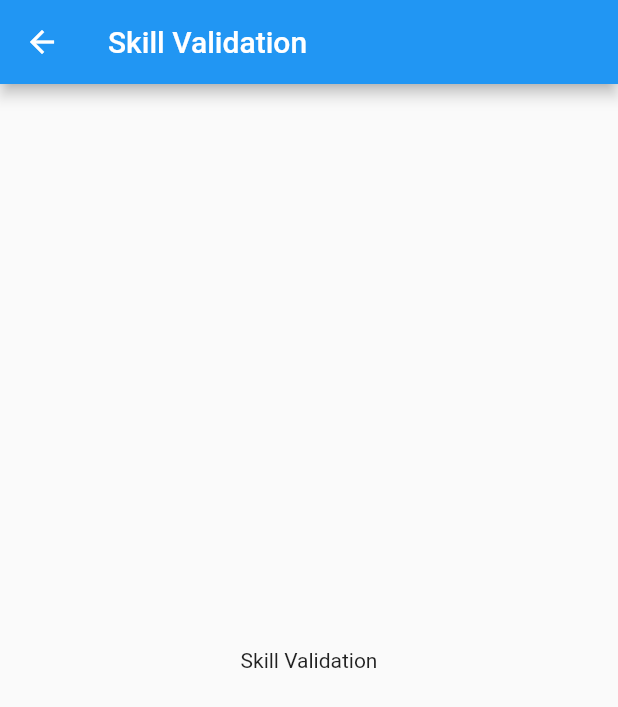
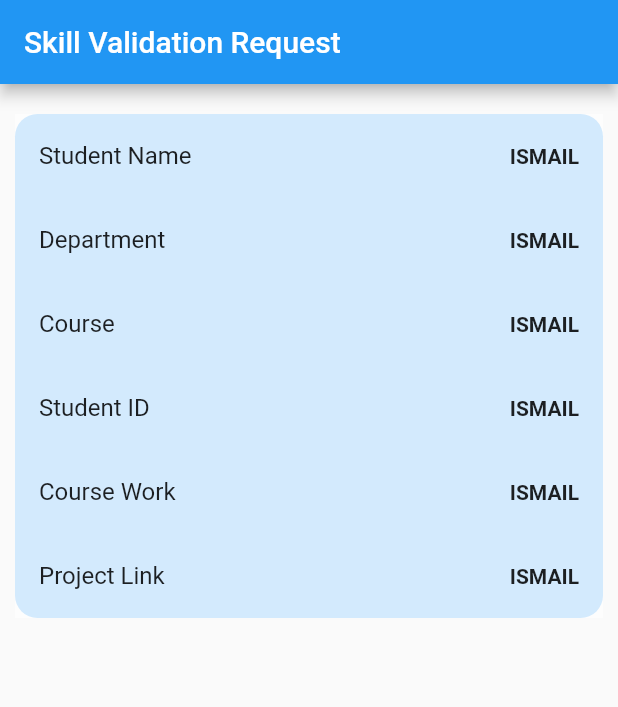
Before and after one commit to IsmailSepon/graduate_skill_sets, a Flutter app: the SkillValidation screen opened by its route, on a phone screen of 412 x 824 dp. Shown: the top 707 px of the screen. Run offline on Flutter 3.47's test engine with Material 2 defaults, Android fonts, the light colour scheme and no system bars; our stand-ins replace cloud_firestore, equatable, firebase_auth, firebase_core, firebase_database, firebase_dynamic_links and 6 more; missing offline and left inert: dcdg, flutter_email_sender; accounts and stored records are empty.

Commit message:
Skill details

```diff
--- a/lib/auth/model/student_auth_mode/student_auth_model.dart
+++ b/lib/auth/model/student_auth_mode/student_auth_model.dart
@@ -20,4 +20,18 @@ class StudentAuthModel extends Equatable{
 
   @override
   List<Object?> get props => [name, email, dateOfBirth, university, department, studentId, courseName, password];
+
+  static fromSnapshot(DocumentSnapshot<Map<String, dynamic>> value) {
+    return StudentAuthModel(
+      value.data()!['email'],
+      value.data()!['name'],
+      value.data()!['dateOfBirth'],
+      // University.fromSnapshot(value.data()!['university']),
+      const University(name: '', id: ''),
+      value.data()!['department'],
+      value.data()!['studentId'],
+      value.data()!['courseName'],
+      value.data()!['password'],
+    );
+  }
 }
--- a/lib/component/animated_list_tile.dart
+++ b/lib/component/animated_list_tile.dart
@@ -54,6 +54,7 @@ class AnimatedListTile extends StatelessWidget {
             borderRadius: borderRadiusCache,
             onTap: onTap,
             child: ListTile(
+              tileColor: Colors.white60,
               contentPadding: contentPadding,
               textColor: textColor,
               iconColor: iconColor,
--- /dev/null
+++ b/lib/dashboard/validation/bloc/validation_cubit.dart
@@ -0,0 +1,38 @@
+
+import 'package:flutter_bloc/flutter_bloc.dart';
+import 'package:gp/dashboard/validation/bloc/validation_state.dart';
+import '../../../firestore/firestore_services.dart';
+import '../../skill/model/skill.dart';
+import '../model/student.dart';
+
+class ValidationCubit extends Cubit<ValidationState> {
+
+  final String? skillID;
+  final String? studentID;
+
+
+  ValidationCubit({required this.skillID, required this.studentID}): super(ValidationState.initial()){
+    fetchStudentSkillData(studentID!, skillID!);
+  }
+
+  void updateSinglePropertyOnState(String key, dynamic value) {
+    emit(state.copySingleProperty(key, value));
+    // emit(state.copyWith(name: value));
+  }
+
+  Future<void> fetchStudentSkillData(String studentID, String skillID) async {
+
+    FireStoreService fireStoreService = FireStoreService();
+    fireStoreService.getStudentDetails(studentID);
+
+    Student student = await fireStoreService.getStudentDetails(studentID);
+    emit(state.copySingleProperty('student', student));
+       print('student name: ${student.name}');
+
+    Skill skill = await  fireStoreService.getSkillDetails(studentID, skillID);
+    emit(state.copySingleProperty('skill', skill));
+       print('skill details name: ${skill.name}');
+
+  }
+
+}
--- /dev/null
+++ b/lib/dashboard/validation/bloc/validation_state.dart
@@ -0,0 +1,48 @@
+import 'package:equatable/equatable.dart';
+
+import '../../skill/model/skill.dart';
+import '../model/student.dart';
+
+class ValidationState extends Equatable {
+  final String rating;
+  final bool isLoading;
+  final Student student;
+  final Skill skill;
+
+  ValidationState({
+    Student? student,
+    Skill? skill,
+    this.rating = '',
+    this.isLoading = false,
+  })  : student = student ?? Student.empty,
+        skill = skill ?? Skill.empty;
+
+  @override
+  List<Object?> get props => [rating, isLoading];
+
+  factory ValidationState.initial() {
+    return ValidationState();
+  }
+
+  get _toMap => {
+        'rating': rating,
+        'isLoading': isLoading,
+        'student': student,
+        'skill': skill,
+      };
+
+  get status => null;
+
+  // get isLoading => isLoading;
+
+  ValidationState copySingleProperty(String key, value) {
+    var newMap = _toMap;
+    newMap[key] = value;
+    return ValidationState(
+      rating: newMap['rating'],
+      isLoading: newMap['isLoading'],
+      student: newMap['student'],
+      skill: newMap['skill']
+    );
+  }
+}
--- /dev/null
+++ b/lib/dashboard/validation/model/student.dart
@@ -0,0 +1,30 @@
+import 'package:cloud_firestore/cloud_firestore.dart';
+import 'package:equatable/equatable.dart';
+
+class Student extends Equatable{
+  final String email;
+  final String name;
+  final String department;
+
+
+
+  const Student({
+    required this.email,
+    required this.name,
+    required this.department,
+  });
+
+  @override
+  // TODO: implement props
+  List<Object?> get props => [email, name, department];
+
+  static Student get empty => const Student(email: '', name: '', department: '');
+
+  static fromSnapshot(DocumentSnapshot<Map<String, dynamic>> value) {
+    return Student(
+      email: value.data()!['email'],
+      name: value.data()!['name'],
+      department: value.data()!['department'],
+    );
+  }
+}
--- a/lib/dashboard/validation/skill_validation.dart
+++ b/lib/dashboard/validation/skill_validation.dart
@@ -1,19 +1,107 @@
-import 'package:flutter/cupertino.dart';
 import 'package:flutter/material.dart';
+import 'package:flutter_bloc/flutter_bloc.dart';
+import 'package:gp/dashboard/validation/bloc/validation_state.dart';
 
-class SkillValidation extends StatelessWidget{
-  const SkillValidation({super.key});
+import '../../component/animated_list_tile.dart';
+import '../../component/list_tile_border_radius.dart';
+import '../skill/model/skill.dart';
+import 'bloc/validation_cubit.dart';
+
+class SkillValidation extends StatefulWidget {
+  final String? skillID;
+  final String? studentID;
+
+  const SkillValidation(
+      {super.key, required this.skillID, required this.studentID});
+
+  @override
+  State<SkillValidation> createState() => _SkillValidationState();
+}
+
+class _SkillValidationState extends State<SkillValidation> {
+
+  @override
+  void initState() {
+    super.initState();
+
+  }
+
 
   @override
   Widget build(BuildContext context) {
-    return Scaffold(
-      appBar: AppBar(
-        title: const Text('Skill Validation'),
-      ),
-      body: const Center(
-        child: Text('Skill Validation'),
-      ),
+    return BlocProvider(create: (context) => ValidationCubit(skillID: widget.skillID, studentID: widget.studentID),
+    child: BlocBuilder<ValidationCubit, ValidationState>(
+      builder: (context, state){
+        return Scaffold(
+          appBar: AppBar(
+            title: const Text('Skill Validation Request'),
+          ),
+          body: SingleChildScrollView(
+              child: Padding(
+                padding: const EdgeInsets.all(10.0),
+                child: Column(
+                  crossAxisAlignment: CrossAxisAlignment.center,
+                  mainAxisAlignment: MainAxisAlignment.center,
+// padding: const EdgeInsets.all(10.0),
+                  children: [
+                    const SizedBox(
+                      height: 10,
+                    ),
+                    AnimatedListTile(
+                      borderRadius: ListTileBorderRadius.onlyTop,
+                      title: const Text('Student Name'),
+                      trailing: const Text(
+                        'ISMAIL',
+                        style: TextStyle(fontWeight: FontWeight.bold),
+                      ),
+                    ),
+                    AnimatedListTile(
+                      borderRadius: ListTileBorderRadius.none,
+                      title: const Text('Department'),
+                      trailing: const Text(
+                        'ISMAIL',
+                        style: TextStyle(fontWeight: FontWeight.bold),
+                      ),
+                    ),
+                    AnimatedListTile(
+                      borderRadius: ListTileBorderRadius.none,
+                      title: const Text('Course'),
+                      trailing: const Text(
+                        'ISMAIL',
+                        style: TextStyle(fontWeight: FontWeight.bold),
+                      ),
+                    ),
+                    AnimatedListTile(
+                      borderRadius: ListTileBorderRadius.none,
+                      title: const Text('Student ID'),
+                      trailing: const Text(
+                        'ISMAIL',
+                        style: TextStyle(fontWeight: FontWeight.bold),
+                      ),
+                    ),
+                    AnimatedListTile(
+                      borderRadius: ListTileBorderRadius.none,
+                      title: const Text('Course Work'),
+                      trailing: const Text(
+                        'ISMAIL',
+                        style: TextStyle(fontWeight: FontWeight.bold),
+                      ),
+                    ),
+                    AnimatedListTile(
+                      borderRadius: ListTileBorderRadius.onlyBottom,
+                      title: const Text('Project Link'),
+                      trailing: const Text(
+                        'ISMAIL',
+                        style: TextStyle(fontWeight: FontWeight.bold),
+                      ),
+                    ),
+                  ],
+                ),
+              )),
+        );
+      }
+    ),
     );
+
   }
-
 }
--- a/lib/firebaseDynamicLink/firebase_fynamic_link_service.dart
+++ b/lib/firebaseDynamicLink/firebase_fynamic_link_service.dart
@@ -20,9 +20,6 @@ class FirebaseDynamicLinkService {
     );
 
     print('parameters: $parameters');
-    // final ShortDynamicLink shortLink = await dynamicLinks.buildShortLink(parameters);
-    //  final ShortDynamicLink shortLink = await dynamicLinks.buildShortLink(parameters);
-    //  var url = shortLink.shortUrl;
     var url = await dynamicLinks.buildLink(parameters);
     print('url: $url');
     return url.toString();
@@ -46,7 +43,8 @@ class FirebaseDynamicLinkService {
       print('skillID: $skillId');
 
 
-      context.go('/skillValidation');
+      context.go('/skillValidation/$studentId/$skillId');
+      // context.go('/skillValidation');
       //Navigator.of(context).pushNamed('/skillValidation');
       // context.go('/skillValidation');
 
--- a/lib/firestore/firestore_services.dart
+++ b/lib/firestore/firestore_services.dart
@@ -1,14 +1,16 @@
 import 'package:cloud_firestore/cloud_firestore.dart';
 import 'package:firebase_auth/firebase_auth.dart';
 import 'package:firebase_database/firebase_database.dart';
+import 'package:flutter/cupertino.dart';
 import 'package:gp/auth/model/department_model.dart';
+import 'package:gp/auth/model/student_auth_mode/student_auth_model.dart';
 import '../auth/model/university_model.dart';
 import '../dashboard/skill/model/skill.dart';
+import '../dashboard/validation/model/student.dart';
 
 class FireStoreService {
   final FirebaseDatabase database = FirebaseDatabase.instance;
   final FirebaseFirestore firestore = FirebaseFirestore.instance;
-
 
   addUniversity() {}
 
@@ -57,13 +59,24 @@ class FireStoreService {
       String courseLecturerMail,
       String additionalMessage,
       String courseWork,
-      String project, String courseLeaderName) {
-
-
+      String project,
+      String courseLeaderName) {
     final uid = FirebaseAuth.instance.currentUser!.uid;
 
-    Skill skill = Skill(courseName, 0, false, courseName, courseLeaderMail,
-        courseLecturerMail, additionalMessage, '', courseWork, '', project, '', courseLeaderName);
+    Skill skill = Skill(
+        courseName,
+        0,
+        false,
+        courseName,
+        courseLeaderMail,
+        courseLecturerMail,
+        additionalMessage,
+        '',
+        courseWork,
+        '',
+        project,
+        '',
+        courseLeaderName);
 
     CollectionReference departmentCollection =
         FirebaseFirestore.instance.collection('student');
@@ -72,4 +85,62 @@ class FireStoreService {
     return true;
     // stream: FirebaseFirestore.instance.collection('student').doc(uid).collection('skills').snapshots(),
   }
+
+  // Student getStudentDetails(String studentID) {
+  //   Student student = Student.empty;
+  //   firestore
+  //       .collection('student')
+  //       .doc(studentID)
+  //       .get()
+  //       .then((doc) => {
+  //             if (doc.exists)
+  //               {
+  //                 student = Student.fromSnapshot(doc),
+  //                 // Student.fromSnapshot(doc),
+  //               }
+  //             else
+  //               {print('Student document not found.')}
+  //           });
+  //
+  //   return student;
+  // }
+
+  Future<Student> getStudentDetails(String studentID) async {
+    Student student = Student.empty;
+
+    final doc = await firestore
+        .collection('student')
+        .doc(studentID)
+        .get();
+
+    if (doc.exists) {
+      student = Student.fromSnapshot(doc);
+    } else {
+      print('Student document not found.');
+    }
+
+    return student;
+  }
+
+  Future<Skill> getSkillDetails(String studentID, String skillID) async {
+    print('skillID: $skillID, studentID: $studentID');
+    Skill skill = Skill.empty;
+
+    final doc = await firestore
+        .collection('student')
+        .doc(studentID)
+        .collection('skills')
+        .doc(skillID)
+        .get();
+
+    if (doc.exists) {
+      skill = Skill.fromDocumentSnapshot(doc);
+      print('skill: $skill');
+    } else {
+      print('Skill document not found.');
+    }
+
+    return skill;
+  }
+
 }
--- a/lib/routes/app_routes.dart
+++ b/lib/routes/app_routes.dart
@@ -17,7 +17,8 @@ class AppRoutes {
         builder: (BuildContext context, GoRouterState state) {
           // Initialize dynamic links service within this route's builder
           FirebaseDynamicLinkService.initDynamicLinks(context);
-          return const Dashboard();
+          // return const Dashboard();
+          return const SkillValidation(skillID: "sX1I8wa2LxGorg8TRE8S", studentID: "rYgOCh9A3OfKjwAX2qsO6aTu5wG2");
         },
         routes: <RouteBase>[
           GoRoute(
@@ -39,9 +40,14 @@ class AppRoutes {
             },
           ),
           GoRoute(
-            path: 'skillValidation',
+            path: 'skillValidation/:studentId/:skillId',
             builder: (BuildContext context, GoRouterState state) {
-              return const SkillValidation();
+              final studentId = state.pathParameters['studentId']!;
+              final skillId = state.pathParameters['skillId']!;
+              return SkillValidation(
+                skillID: skillId,
+                studentID: studentId,
+              );
             },
           ),
           GoRoute(
```
Also changed, not shown: lib/dashboard/skill/model/skill.dart (+21 -0 lines).
